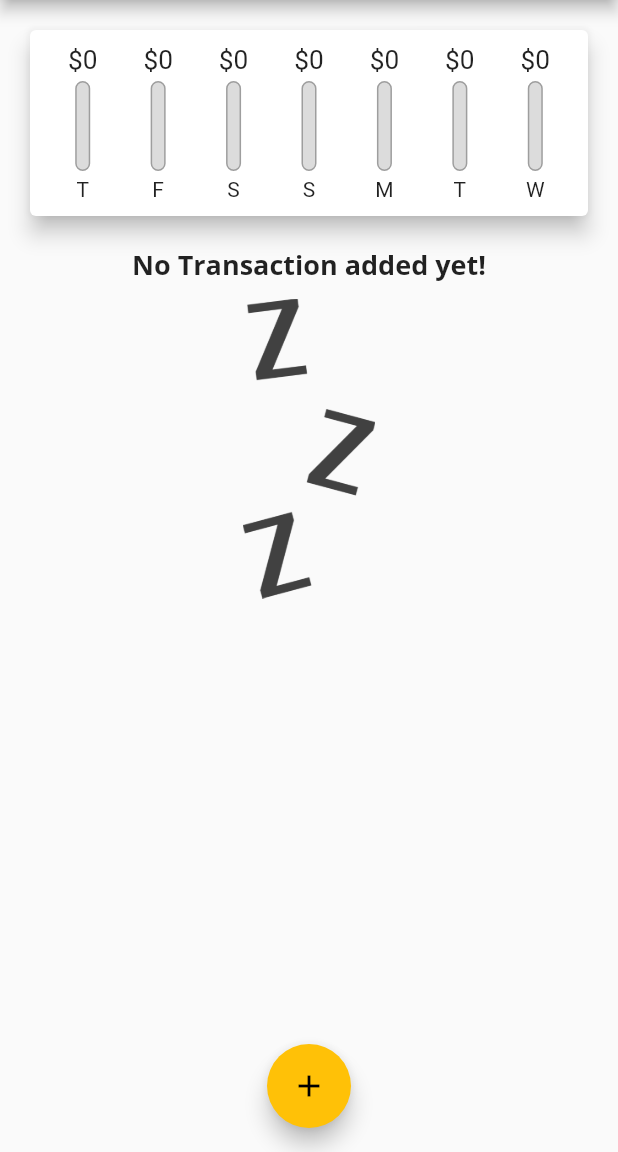
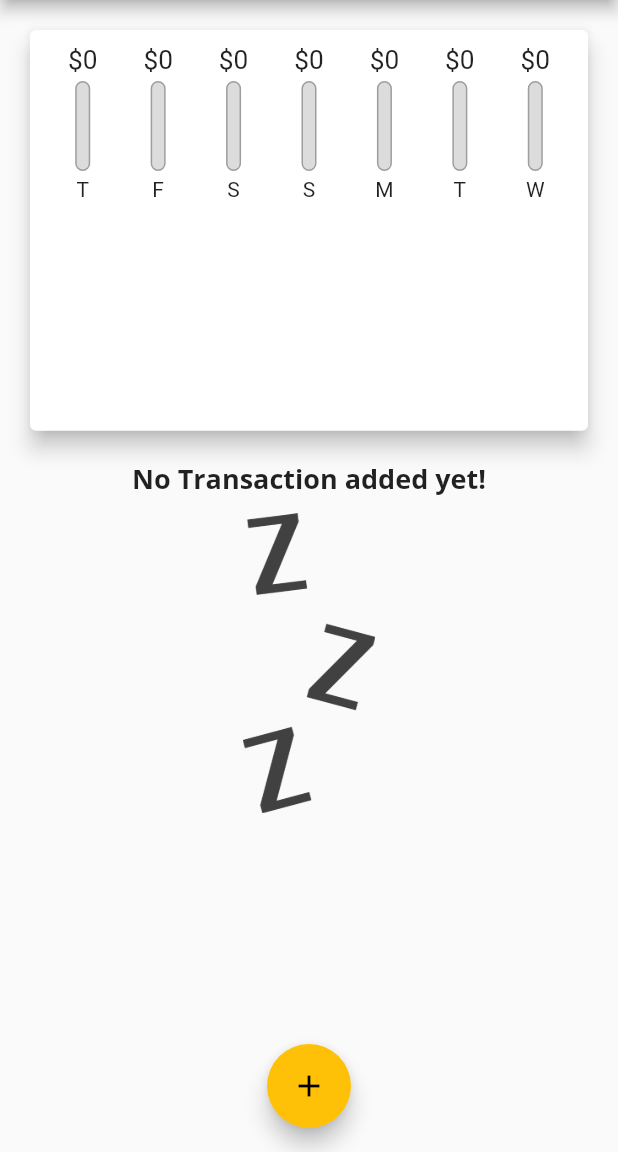
Before and after one commit to krzysztofpodmokly/budget_app_flutter, a Flutter app: the screen it shows after launch, on a phone screen of 412 x 824 dp, the part 84-1236 px from its top. Run offline on Flutter 3.47's test engine with Material 2 defaults, Android fonts, the phone set to English and light mode, and no system bars; missing offline and left inert: dart:ffi.

Commit message:
Calculating sizes dynamically

```diff
--- a/lib/main.dart
+++ b/lib/main.dart
@@ -108,25 +108,37 @@ class _MyHomePageState extends State<MyHomePage> {
 
   @override
   Widget build(BuildContext context) {
-    return Scaffold(
-      appBar: AppBar(
-        title: Text(
+    final appBar = AppBar(
+      title: const Text(
         'Personal Expenses',
       ),
       actions: [
         IconButton(
           onPressed: () => _startAddNewTransaction(context),
-            icon: Icon(Icons.add),
+          icon: const Icon(Icons.add),
         ),
       ],
-      ),
+    );
+
+    return Scaffold(
+      appBar: appBar,
       body: SingleChildScrollView(
         child: Column(
           mainAxisAlignment: MainAxisAlignment.start,
           crossAxisAlignment: CrossAxisAlignment.start,
           children: [
-            Chart(_recentTransactions),
-            TransactionList(_userTransactions, _deleteTransaction),
+            Container(
+                height: (MediaQuery.of(context).size.height -
+                        appBar.preferredSize.height -
+                        MediaQuery.of(context).padding.top) *
+                    0.4,
+                child: Chart(_recentTransactions)),
+            Container(
+                height: (MediaQuery.of(context).size.height -
+                        appBar.preferredSize.height -
+                        MediaQuery.of(context).padding.top) *
+                    0.6,
+                child: TransactionList(_userTransactions, _deleteTransaction)),
           ],
         ),
       ),
--- a/lib/widgets/transaction_list.dart
+++ b/lib/widgets/transaction_list.dart
@@ -11,9 +11,7 @@ class TransactionList extends StatelessWidget {
 
   @override
   Widget build(BuildContext context) {
-    return Container(
-      height: 400,
-      child: transactions.isEmpty
+    return transactions.isEmpty
         ? Column(
             children: [
               Text(
@@ -68,7 +66,6 @@ class TransactionList extends StatelessWidget {
             // children: transactions.map((tx) {
 
             // }).toList(),
-            ),
           );
   }
 }
```
Lines whose indentation alone changed are shown as unchanged.
